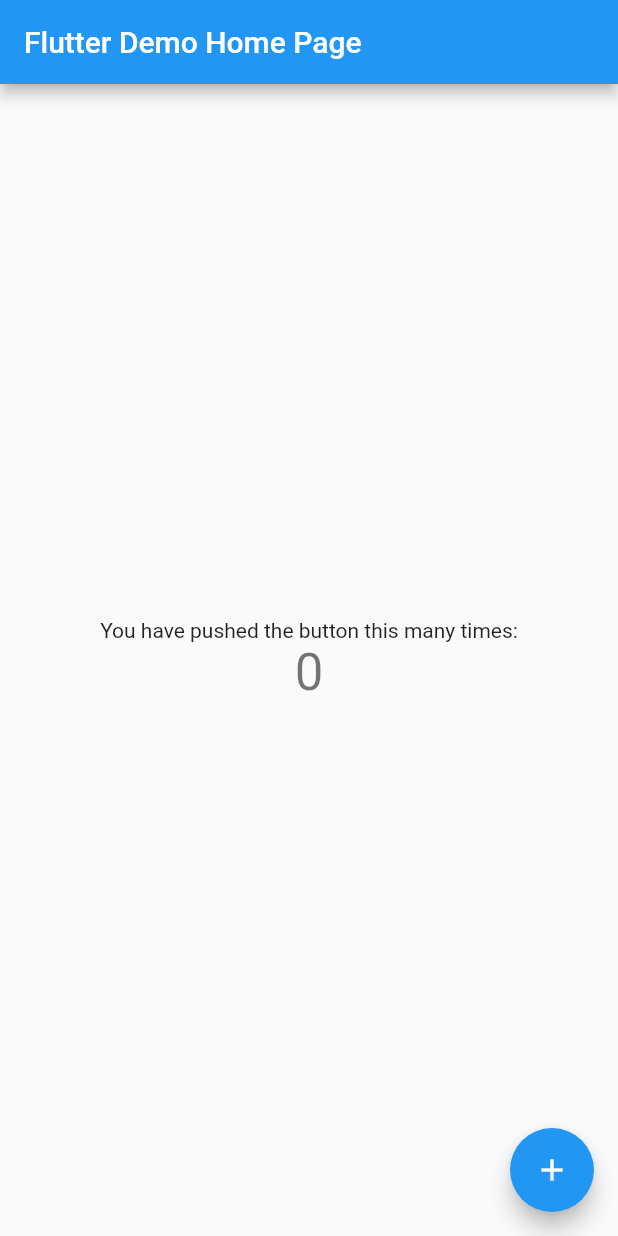
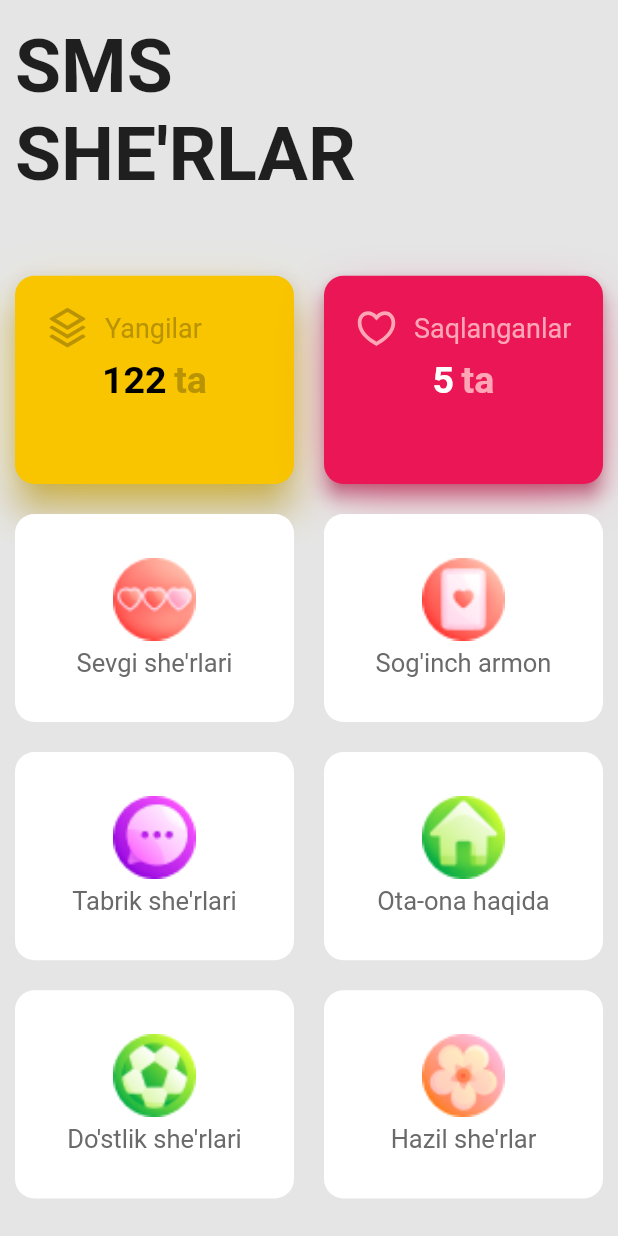
Before and after one commit to Bahrom2101/sms-flutter, a Flutter app: the screen it shows after launch, on a phone screen of 412 x 824 dp. Run offline on Flutter 3.47's test engine with Material 2 defaults, Android fonts, the phone set to English and light mode, and no system bars; our stand-ins replace flutter_svg; Roboto replaces fonts that are missing (assets/fonts/SFProDisplay.ttf, assets/fonts/regular.OTF).

Commit message:
home page ui completed

```diff
--- a/lib/main.dart
+++ b/lib/main.dart
@@ -1,4 +1,5 @@
 import 'package:flutter/material.dart';
+import 'package:sms/ui/home_page.dart';
 
 void main() {
   runApp(const MyApp());
@@ -11,105 +12,12 @@ class MyApp extends StatelessWidget {
   @override
   Widget build(BuildContext context) {
     return MaterialApp(
+      debugShowCheckedModeBanner: false,
       title: 'Flutter Demo',
       theme: ThemeData(
-        // This is the theme of your application.
-        //
-        // Try running your application with "flutter run". You'll see the
-        // application has a blue toolbar. Then, without quitting the app, try
-        // changing the primarySwatch below to Colors.green and then invoke
-        // "hot reload" (press "r" in the console where you ran "flutter run",
-        // or simply save your changes to "hot reload" in a Flutter IDE).
-        // Notice that the counter didn't reset back to zero; the application
-        // is not restarted.
         primarySwatch: Colors.blue,
       ),
-      home: const MyHomePage(title: 'Flutter Demo Home Page'),
+      home: const HomePage(),
     );
   }
 }
-
-class MyHomePage extends StatefulWidget {
-  const MyHomePage({Key? key, required this.title}) : super(key: key);
-
-  // This widget is the home page of your application. It is stateful, meaning
-  // that it has a State object (defined below) that contains fields that affect
-  // how it looks.
-
-  // This class is the configuration for the state. It holds the values (in this
-  // case the title) provided by the parent (in this case the App widget) and
-  // used by the build method of the State. Fields in a Widget subclass are
-  // always marked "final".
-
-  final String title;
-
-  @override
-  State<MyHomePage> createState() => _MyHomePageState();
-}
-
-class _MyHomePageState extends State<MyHomePage> {
-  int _counter = 0;
-
-  void _incrementCounter() {
-    setState(() {
-      // This call to setState tells the Flutter framework that something has
-      // changed in this State, which causes it to rerun the build method below
-      // so that the display can reflect the updated values. If we changed
-      // _counter without calling setState(), then the build method would not be
-      // called again, and so nothing would appear to happen.
-      _counter++;
-    });
-  }
-
-  @override
-  Widget build(BuildContext context) {
-    // This method is rerun every time setState is called, for instance as done
-    // by the _incrementCounter method above.
-    //
-    // The Flutter framework has been optimized to make rerunning build methods
-    // fast, so that you can just rebuild anything that needs updating rather
-    // than having to individually change instances of widgets.
-    return Scaffold(
-      appBar: AppBar(
-        // Here we take the value from the MyHomePage object that was created by
-        // the App.build method, and use it to set our appbar title.
-        title: Text(widget.title),
-      ),
-      body: Center(
-        // Center is a layout widget. It takes a single child and positions it
-        // in the middle of the parent.
-        child: Column(
-          // Column is also a layout widget. It takes a list of children and
-          // arranges them vertically. By default, it sizes itself to fit its
-          // children horizontally, and tries to be as tall as its parent.
-          //
-          // Invoke "debug painting" (press "p" in the console, choose the
-          // "Toggle Debug Paint" action from the Flutter Inspector in Android
-          // Studio, or the "Toggle Debug Paint" command in Visual Studio Code)
-          // to see the wireframe for each widget.
-          //
-          // Column has various properties to control how it sizes itself and
-          // how it positions its children. Here we use mainAxisAlignment to
-          // center the children vertically; the main axis here is the vertical
-          // axis because Columns are vertical (the cross axis would be
-          // horizontal).
-          mainAxisAlignment: MainAxisAlignment.center,
-          children: <Widget>[
-            const Text(
-              'You have pushed the button this many times:',
-            ),
-            Text(
-              '$_counter',
-              style: Theme.of(context).textTheme.headline4,
-            ),
-          ],
-        ),
-      ),
-      floatingActionButton: FloatingActionButton(
-        onPressed: _incrementCounter,
-        tooltip: 'Increment',
-        child: const Icon(Icons.add),
-      ), // This trailing comma makes auto-formatting nicer for build methods.
-    );
-  }
-}
--- /dev/null
+++ b/lib/models/category.dart
@@ -0,0 +1,8 @@
+enum Category {
+  love,
+  miss,
+  congratulations,
+  parents,
+  friendship,
+  joke
+}
--- /dev/null
+++ b/lib/models/poem.dart
@@ -0,0 +1,10 @@
+import 'package:sms/models/category.dart';
+
+class Poem {
+  int? id;
+  String? title;
+  String? body;
+  List<Category>? categories;
+  bool? isNew;
+  bool? isLiked;
+}
--- /dev/null
+++ b/lib/ui/home_page.dart
@@ -0,0 +1,463 @@
+import 'dart:ui';
+
+import 'package:flutter/material.dart';
+import 'package:flutter_svg/flutter_svg.dart';
+
+class HomePage extends StatefulWidget {
+  const HomePage({Key? key}) : super(key: key);
+
+  @override
+  _HomePageState createState() => _HomePageState();
+}
+
+class _HomePageState extends State<HomePage> {
+  @override
+  Widget build(BuildContext context) {
+    return Scaffold(
+      backgroundColor: const Color(0xffE5E5E5),
+      body: SafeArea(
+        child: Padding(
+          padding: const EdgeInsets.only(top: 15.0, bottom: 15.0),
+          child: Column(
+            crossAxisAlignment: CrossAxisAlignment.start,
+            children: [
+              Expanded(
+                child: Padding(
+                  padding: const EdgeInsets.only(left: 10.0),
+                  child: Column(
+                    crossAxisAlignment: CrossAxisAlignment.start,
+                    children: const [
+                      Text(
+                        "SMS\nSHE'RLAR",
+                        style: TextStyle(
+                            fontSize: 50,
+                            fontFamily: 'assets/fonts/regular.OTF',
+                            fontWeight: FontWeight.bold),
+                      ),
+                    ],
+                  ),
+                ),
+              ),
+              Expanded(
+                child: Row(
+                  mainAxisAlignment: MainAxisAlignment.spaceEvenly,
+                  children: [
+                    Expanded(
+                      child: Card(
+                        shape: RoundedRectangleBorder(
+                          borderRadius: BorderRadius.circular(13),
+                        ),
+                        color: const Color(0xfff8C500),
+                        elevation: 10,
+                        shadowColor: const Color(0xfff8C500),
+                        margin: const EdgeInsets.all(10),
+                        child: Padding(
+                          padding: const EdgeInsets.only(
+                              top: 20, right: 10, left: 10),
+                          child: Container(
+                            child: Column(
+                              children: [
+                                Row(
+                                  children: [
+                                    const SizedBox(
+                                      width: 10,
+                                    ),
+                                    SizedBox(
+                                      height: 30,
+                                      width: 30,
+                                      child: FittedBox(
+                                        fit: BoxFit.fill,
+                                        child: SvgPicture.asset(
+                                          'assets/svg/ic_news_pack.svg',
+                                        ),
+                                      ),
+                                    ),
+                                    const SizedBox(
+                                      width: 10,
+                                    ),
+                                    const Text(
+                                      "Yangilar",
+                                      style: TextStyle(
+                                          color: Color(0xffB99303),
+                                          fontSize: 18,
+                                          fontFamily:
+                                              'assets/fonts/SFProDisplay.ttf'),
+                                    )
+                                  ],
+                                ),
+                                const SizedBox(
+                                  height: 5,
+                                ),
+                                Row(
+                                  mainAxisAlignment: MainAxisAlignment.center,
+                                  children: const [
+                                    Text(
+                                      '122',
+                                      style: TextStyle(
+                                          color: Colors.black,
+                                          fontWeight: FontWeight.bold,
+                                          fontSize: 25,
+                                          fontFamily:
+                                              'assets/fonts/SFProDisplay.ttf'),
+                                    ),
+                                    SizedBox(
+                                      width: 5,
+                                    ),
+                                    Text(
+                                      'ta',
+                                      style: TextStyle(
+                                          color: Color(0xffB99303),
+                                          fontWeight: FontWeight.bold,
+                                          fontSize: 25,
+                                          fontFamily:
+                                              'assets/fonts/SFProDisplay.ttf'),
+                                    )
+                                  ],
+                                )
+                              ],
+                            ),
+                            decoration: const BoxDecoration(
+                              boxShadow: [
+                                BoxShadow(
+                                  color: Color(0x99f8c500),
+                                  blurRadius: 30.0,
+                                ),
+                              ],
+                            ),
+                          ),
+                        ),
+                      ),
+                    ),
+                    Expanded(
+                      child: Card(
+                        shape: RoundedRectangleBorder(
+                          borderRadius: BorderRadius.circular(13),
+                        ),
+                        color: const Color(0xffea1655),
+                        elevation: 5,
+                        shadowColor: const Color(0xffea1655),
+                        margin: const EdgeInsets.all(10),
+                        child: Padding(
+                          padding: const EdgeInsets.only(
+                              top: 20, right: 10, left: 10),
+                          child: Container(
+                            child: Column(
+                              children: [
+                                Row(
+                                  children: [
+                                    const SizedBox(
+                                      width: 10,
+                                    ),
+                                    SizedBox(
+                                      height: 30,
+                                      width: 30,
+                                      child: FittedBox(
+                                        fit: BoxFit.fill,
+                                        child: SvgPicture.asset(
+                                          'assets/svg/ic_liked_pack.svg',
+                                        ),
+                                      ),
+                                    ),
+                                    const SizedBox(
+                                      width: 10,
+                                    ),
+                                    const Text(
+                                      "Saqlanganlar",
+                                      style: TextStyle(
+                                          color: Color(0xffFFA6B6),
+                                          fontSize: 18,
+                                          fontFamily:
+                                          'assets/fonts/SFProDisplay.ttf'),
+                                    )
+                                  ],
+                                ),
+                                const SizedBox(
+                                  height: 5,
+                                ),
+                                Row(
+                                  mainAxisAlignment: MainAxisAlignment.center,
+                                  children: const [
+                                    Text(
+                                      '5',
+                                      style: TextStyle(
+                                          color: Colors.white,
+                                          fontWeight: FontWeight.bold,
+                                          fontSize: 25,
+                                          fontFamily:
+                                          'assets/fonts/SFProDisplay.ttf'),
+                                    ),
+                                    SizedBox(
+                                      width: 5,
+                                    ),
+                                    Text(
+                                      'ta',
+                                      style: TextStyle(
+                                          color: Color(0xffFFA6B6),
+                                          fontWeight: FontWeight.bold,
+                                          fontSize: 25,
+                                          fontFamily:
+                                          'assets/fonts/SFProDisplay.ttf'),
+                                    )
+                                  ],
+                                )
+                              ],
+                            ),
+                            decoration: const BoxDecoration(
+                              boxShadow: [
+                                BoxShadow(
+                                  color: Color(0x8bea1655),
+                                  blurRadius: 30.0,
+                                ),
+                              ],
+                            ),
+                          ),
+                        ),
+                      ),
+                    ),
+                  ],
+                ),
+              ),
+              Expanded(
+                child: Row(
+                  mainAxisAlignment: MainAxisAlignment.spaceEvenly,
+                  children: [
+                    Expanded(
+                      child: Card(
+                        shape: RoundedRectangleBorder(
+                          borderRadius: BorderRadius.circular(13),
+                        ),
+                        color: const Color(0xffffffff),
+                        elevation: 0.0,
+                        margin: const EdgeInsets.all(10),
+                        child: Column(
+                          mainAxisAlignment: MainAxisAlignment.center,
+                          children: [
+                            SizedBox(
+                              height: 55,
+                              width: 55,
+                              child: FittedBox(
+                                fit: BoxFit.fill,
+                                child: Image.asset(
+                                  'assets/png/ic_lovely.png',
+                                ),
+                              ),
+                            ),
+                            const SizedBox(
+                              height: 5,
+                            ),
+                            const Text(
+                              "Sevgi she'rlari",
+                              style: TextStyle(
+                                  color: Color(0xff6a6a6a),
+                                  // fontWeight: FontWeight.bold,
+                                  fontSize: 17,
+                                  fontFamily: 'assets/fonts/SFProDisplay.ttf'),
+                            )
+                          ],
+                        ),
+                      ),
+                    ),
+                    Expanded(
+                      child: Card(
+                        shape: RoundedRectangleBorder(
+                          borderRadius: BorderRadius.circular(13),
+                        ),
+                        color: const Color(0xffffffff),
+                        elevation: 0.0,
+                        margin: const EdgeInsets.all(10),
+                        child: Column(
+                          mainAxisAlignment: MainAxisAlignment.center,
+                          children: [
+                            SizedBox(
+                              height: 55,
+                              width: 55,
+                              child: FittedBox(
+                                fit: BoxFit.fill,
+                                child: Image.asset(
+                                  'assets/png/ic_miss.png',
+                                ),
+                              ),
+                            ),
+                            const SizedBox(
+                              height: 5,
+                            ),
+                            const Text(
+                              "Sog'inch armon",
+                              style: TextStyle(
+                                  color: Color(0xff6a6a6a),
+                                  // fontWeight: FontWeight.bold,
+                                  fontSize: 17,
+                                  fontFamily: 'assets/fonts/SFProDisplay.ttf'),
+                            )
+                          ],
+                        ),
+                      ),
+                    ),
+                  ],
+                ),
+              ),
+              Expanded(
+                child: Row(
+                  mainAxisAlignment: MainAxisAlignment.spaceEvenly,
+                  children: [
+                    Expanded(
+                      child: Card(
+                        shape: RoundedRectangleBorder(
+                          borderRadius: BorderRadius.circular(13),
+                        ),
+                        color: const Color(0xffffffff),
+                        elevation: 0.0,
+                        margin: const EdgeInsets.all(10),
+                        child: Column(
+                          mainAxisAlignment: MainAxisAlignment.center,
+                          children: [
+                            SizedBox(
+                              height: 55,
+                              width: 55,
+                              child: FittedBox(
+                                fit: BoxFit.fill,
+                                child: Image.asset(
+                                  'assets/png/ic_congratulations.png',
+                                ),
+                              ),
+                            ),
+                            const SizedBox(
+                              height: 5,
+                            ),
+                            const Text(
+                              "Tabrik she'rlari",
+                              style: TextStyle(
+                                  color: Color(0xff6a6a6a),
+                                  // fontWeight: FontWeight.bold,
+                                  fontSize: 17,
+                                  fontFamily: 'assets/fonts/SFProDisplay.ttf'),
+                            )
+                          ],
+                        ),
+                      ),
+                    ),
+                    Expanded(
+                      child: Card(
+                        shape: RoundedRectangleBorder(
+                          borderRadius: BorderRadius.circular(13),
+                        ),
+                        color: const Color(0xffffffff),
+                        elevation: 0.0,
+                        margin: const EdgeInsets.all(10),
+                        child: Column(
+                          mainAxisAlignment: MainAxisAlignment.center,
+                          children: [
+                            SizedBox(
+                              height: 55,
+                              width: 55,
+                              child: FittedBox(
+                                fit: BoxFit.fill,
+                                child: Image.asset(
+                                  'assets/png/ic_parents.png',
+                                ),
+                              ),
+                            ),
+                            const SizedBox(
+                              height: 5,
+                            ),
+                            const Text(
+                              "Ota-ona haqida",
+                              style: TextStyle(
+                                  color: Color(0xff6a6a6a),
+                                  // fontWeight: FontWeight.bold,
+                                  fontSize: 17,
+                                  fontFamily: 'assets/fonts/SFProDisplay.ttf'),
+                            )
+                          ],
+                        ),
+                      ),
+                    ),
+                  ],
+                ),
+              ),
+              Expanded(
+                child: Row(
+                  mainAxisAlignment: MainAxisAlignment.spaceEvenly,
+                  children: [
+                    Expanded(
+                      child: Card(
+                        shape: RoundedRectangleBorder(
+                          borderRadius: BorderRadius.circular(13),
+                        ),
+                        color: const Color(0xffffffff),
+                        elevation: 0.0,
+                        margin: const EdgeInsets.all(10),
+                        child: Column(
+                          mainAxisAlignment: MainAxisAlignment.center,
+                          children: [
+                            SizedBox(
+                              height: 55,
+                              width: 55,
+                              child: FittedBox(
+                                fit: BoxFit.fill,
+                                child: Image.asset(
+                                  'assets/png/ic_friendship.png',
+                                ),
+                              ),
+                            ),
+                            const SizedBox(
+                              height: 5,
+                            ),
+                            const Text(
+                              "Do'stlik she'rlari",
+                              style: TextStyle(
+                                  color: Color(0xff6a6a6a),
+                                  // fontWeight: FontWeight.bold,
+                                  fontSize: 17,
+                                  fontFamily: 'assets/fonts/SFProDisplay.ttf'),
+                            )
+                          ],
+                        ),
+                      ),
+                    ),
+                    Expanded(
+                      child: Card(
+                        shape: RoundedRectangleBorder(
+                          borderRadius: BorderRadius.circular(13),
+                        ),
+                        color: const Color(0xffffffff),
+                        elevation: 0.0,
+                        margin: const EdgeInsets.all(10),
+                        child: Column(
+                          mainAxisAlignment: MainAxisAlignment.center,
+                          children: [
+                            SizedBox(
+                              height: 55,
+                              width: 55,
+                              child: FittedBox(
+                                fit: BoxFit.fill,
+                                child: Image.asset(
+                                  'assets/png/ic_joke.png',
+                                ),
+                              ),
+                            ),
+                            const SizedBox(
+                              height: 5,
+                            ),
+                            const Text(
+                              "Hazil she'rlar",
+                              style: TextStyle(
+                                  color: Color(0xff6a6a6a),
+                                  // fontWeight: FontWeight.bold,
+                                  fontSize: 17,
+                                  fontFamily: 'assets/fonts/SFProDisplay.ttf'),
+                            )
+                          ],
+                        ),
+                      ),
+                    ),
+                  ],
+                ),
+              ),
+            ],
+          ),
+        ),
+      ),
+    );
+  }
+}
```
Also changed, not shown: pubspec.yaml (+21 -18 lines), assets/fonts/SFProDisplay.ttf (added), assets/fonts/regular.OTF (added), assets/png/ic_congratulations.png (added), assets/png/ic_friendship.png (added), assets/png/ic_joke.png (added), assets/png/ic_lovely.png (added), assets/png/ic_miss.png (added), assets/png/ic_parents.png (added), assets/svg/ic_liked_pack.svg (added), assets/svg/ic_news_pack.svg (added), pubspec.lock.
